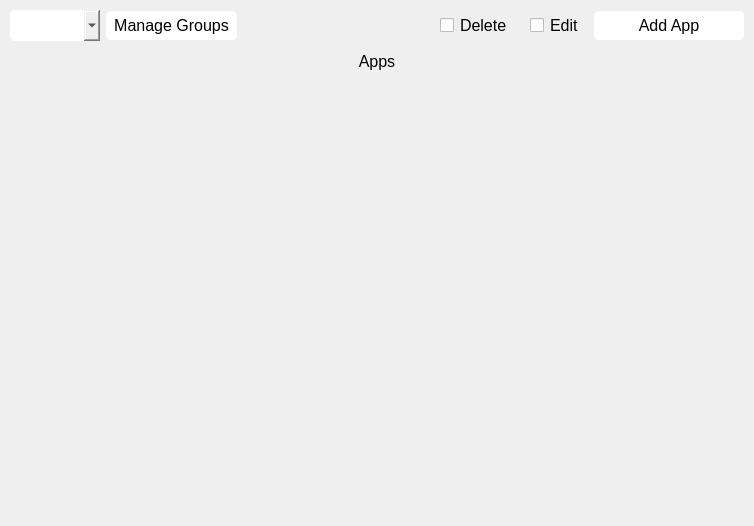
Qt form designs/xml/apps_tab.ui (daniel-deru/WorkMate-3.0) before a commit.
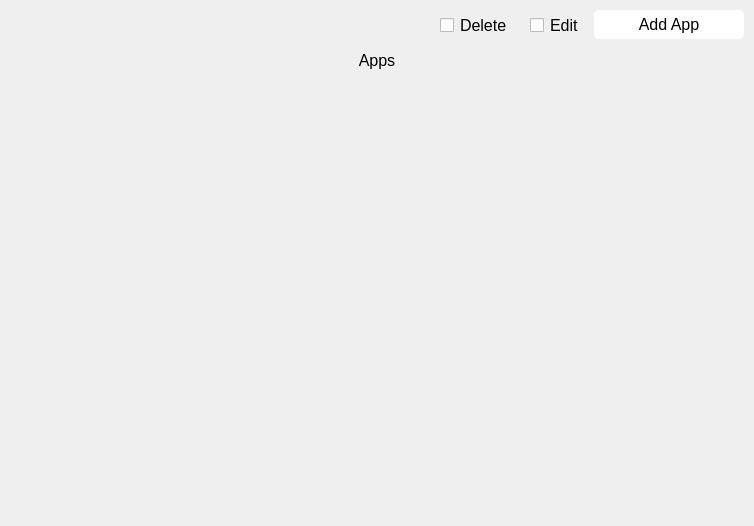
The same form after that commit.

Commit message: added filter group widget

What changed in the file:
```diff
--- a/designs/xml/apps_tab.ui
+++ b/designs/xml/apps_tab.ui
@@ -46,17 +46,7 @@
    <item>
     <layout class="QHBoxLayout" name="hbox_open_apps_buttons">
      <item>
-      <widget class="QComboBox" name="cmb_group"/>
-     </item>
-     <item>
-      <widget class="QPushButton" name="btn_groups">
-       <property name="cursor">
-        <cursorShape>PointingHandCursor</cursorShape>
-       </property>
-       <property name="text">
-        <string>Manage Groups</string>
-       </property>
-      </widget>
+      <layout class="QHBoxLayout" name="hbox_filter_widget"/>
      </item>
      <item>
       <spacer name="horizontalSpacer">
```
The commit also changes 13 other files.
